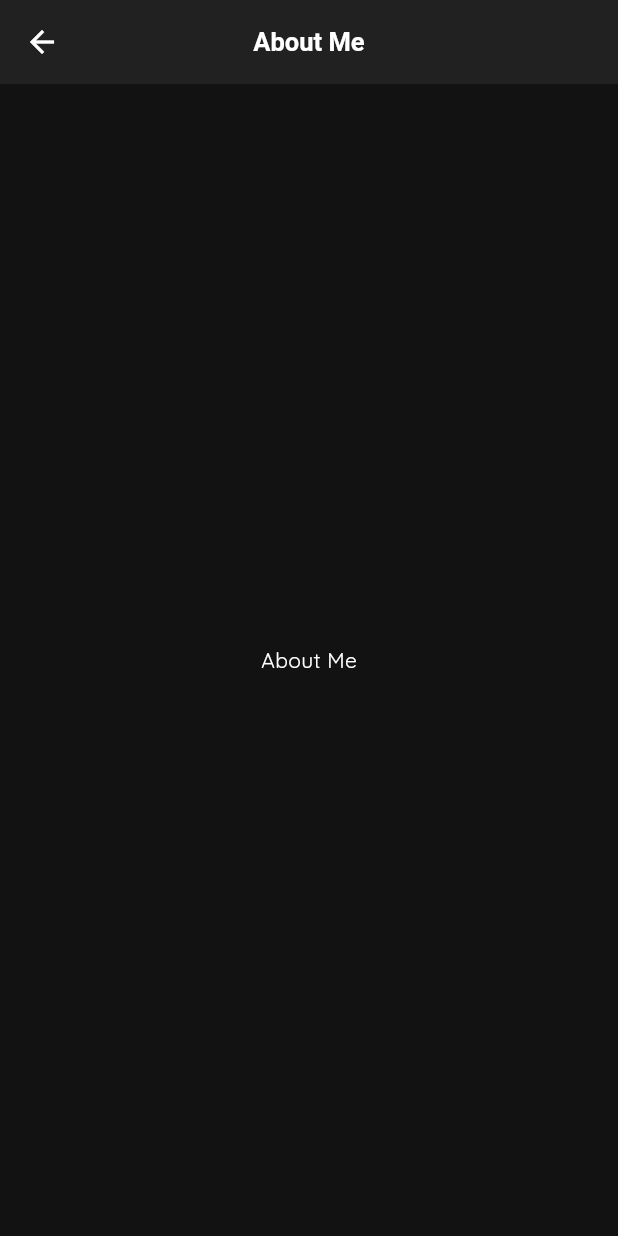
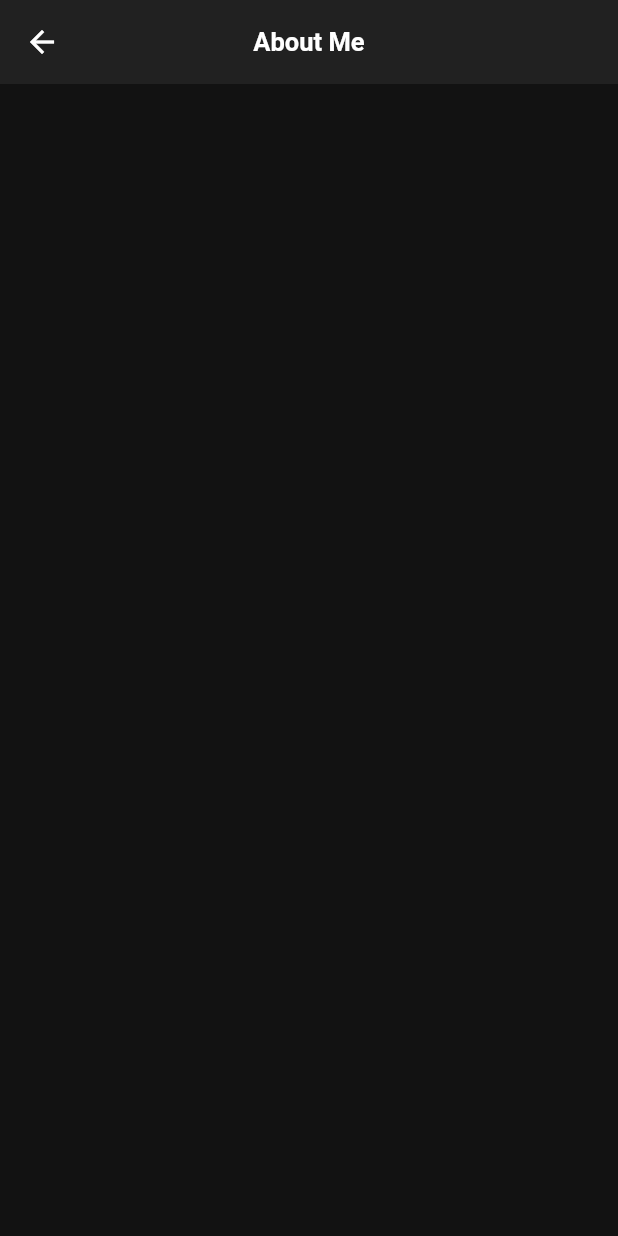
Before and after one commit to josevbrito/cryptography-app, a Flutter app: the AboutMePage screen opened directly, on a phone screen of 412 x 824 dp. Run offline on Flutter 3.47's test engine with Material 3 defaults, Android fonts, the phone set to English and light mode, and no system bars; our stand-ins replace google_nav_bar.

Commit message:
Skeleton About Me

```diff
--- a/lib/pages/about_me.dart
+++ b/lib/pages/about_me.dart
@@ -1,4 +1,3 @@
-import 'package:cryptocode/components/text.dart';
 import 'package:flutter/material.dart';
 import 'package:cryptocode/layouts/appbar.dart';
 
@@ -14,9 +13,22 @@ class AboutMePageState extends State<AboutMePage> {
   Widget build(BuildContext context) {
     return const Scaffold(
       appBar: CustomAppBar(title: 'About Me'),
-      body: Center(
-        child: TextModel(content: 'About Me', sizeText: 14, peso: 'normal'),
-      ),
+      body: SingleChildScrollView(
+        child: Padding(
+          padding: EdgeInsets.all(20),
+          child: Column(
+            children: [
+              // Photo
+
+              // My name
+
+              // Description
+
+              // Contats
+            ],
+          ),
+        ),
+      )
     );
   }
 }
```
